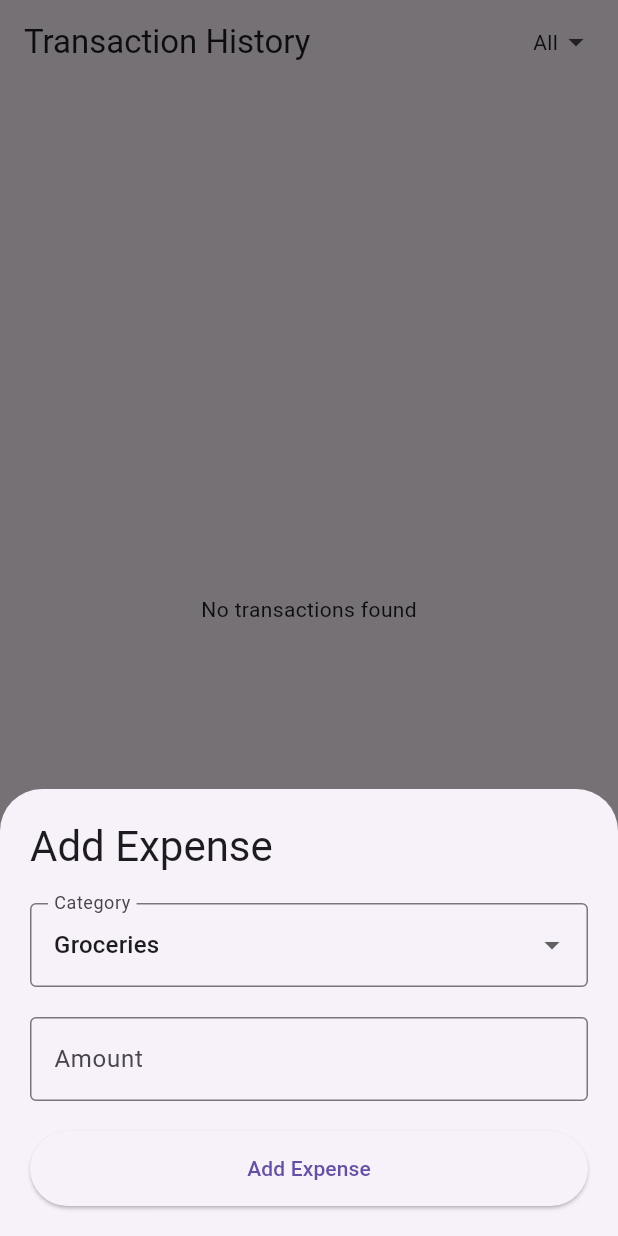
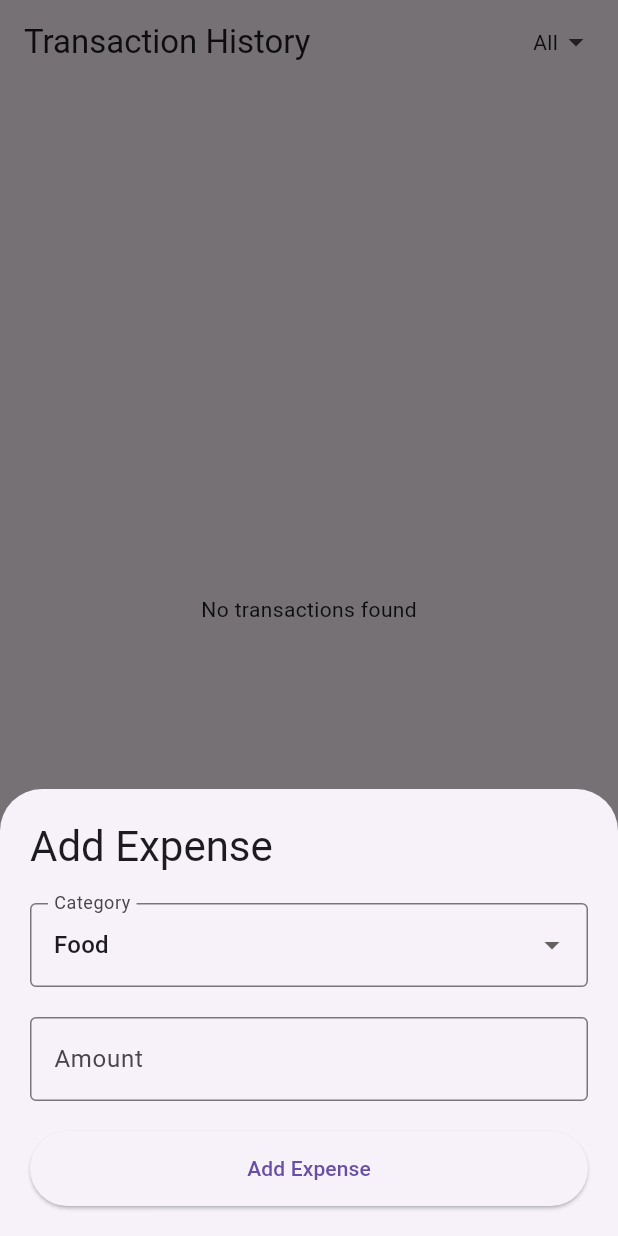
Before and after one commit to gowtham-2oo5/flutter-et, a Flutter app: the MainScreen screen opened directly, item 2 of the bottom bar chosen, after a tap on the "add" icon, on a phone screen of 412 x 824 dp. Run offline on Flutter 3.47's test engine with Material 3 defaults, Android fonts, the phone set to English and light mode, and no system bars; our stand-ins replace fl_chart, shared_preferences; accounts and stored records are empty; network calls fail.

Commit message:
made minor changes

```diff
--- a/expense_tracker/lib/main.dart
+++ b/expense_tracker/lib/main.dart
@@ -92,8 +92,8 @@ class _OnboardingPageState extends State<OnboardingPage> {
                 ? ElevatedButton(
                     onPressed: () {
                       // Navigate to the main app
-                      Navigator.of(context).push(
-                          MaterialPageRoute(builder: (context) => const LoginPage()));
+                      Navigator.of(context).push(MaterialPageRoute(
+                          builder: (context) => const LoginPage()));
                       print("Get Started");
                     },
                     style: ElevatedButton.styleFrom(
--- a/expense_tracker/lib/screens/home_screen.dart
+++ b/expense_tracker/lib/screens/home_screen.dart
@@ -30,19 +30,19 @@ class HomeScreen extends StatelessWidget {
           ),
         ],
       ),
-      body: SingleChildScrollView(
+      body: const SingleChildScrollView(
         child: Padding(
-          padding: const EdgeInsets.all(16),
+          padding: EdgeInsets.all(16),
           child: Column(
             crossAxisAlignment: CrossAxisAlignment.start,
             children: [
-              const TotalExpensesCard(),
-              const SizedBox(height: 24),
+              TotalExpensesCard(),
+              SizedBox(height: 24),
               QuickAddExpense(),
-              const SizedBox(height: 24),
-              const SpendingChart(),
-              const SizedBox(height: 24),
-              const RecentTransactions(),
+              SizedBox(height: 24),
+              SpendingChart(),
+              SizedBox(height: 24),
+              RecentTransactions(),
             ],
           ),
         ),
--- a/expense_tracker/lib/screens/main_screen.dart
+++ b/expense_tracker/lib/screens/main_screen.dart
@@ -1,12 +1,10 @@
 import 'package:flutter/material.dart';
-import 'package:provider/provider.dart';
 import 'home_screen.dart';
 import 'history_screen.dart';
 import 'budget_screen.dart';
 import 'profile_screen.dart';
 import '../widgets/custom_bottom_nav_bar.dart';
 import '../widgets/add_expense_modal.dart';
-import '../notifiers/expense_notifier.dart';
 
 class MainScreen extends StatefulWidget {
   const MainScreen({super.key});
--- a/expense_tracker/lib/screens/signup_screen.dart
+++ b/expense_tracker/lib/screens/signup_screen.dart
@@ -1,7 +1,6 @@
-import 'package:expense_tracker/screens/main_screen.dart';
 import 'package:flutter/material.dart';
-import 'package:expense_tracker/main.dart';
 import 'package:expense_tracker/services/ApiService.dart';
+import 'package:expense_tracker/screens/login_screen.dart';
 
 class SignUpPage extends StatefulWidget {
   const SignUpPage({super.key});
@@ -143,8 +142,8 @@ class _SignUpPageState extends State<SignUpPage> {
                     ),
                     filled: true,
                     fillColor: Colors.grey[100],
-                    contentPadding:
-                        const EdgeInsets.symmetric(horizontal: 16, vertical: 16),
+                    contentPadding: const EdgeInsets.symmetric(
+                        horizontal: 16, vertical: 16),
                   ),
                   items: _currencies.map((String currency) {
                     return DropdownMenuItem<String>(
@@ -242,7 +241,8 @@ class _SignUpPageState extends State<SignUpPage> {
         ),
         filled: true,
         fillColor: Colors.grey[100],
-        contentPadding: const EdgeInsets.symmetric(horizontal: 16, vertical: 16),
+        contentPadding:
+            const EdgeInsets.symmetric(horizontal: 16, vertical: 16),
         suffixIcon: suffixIcon,
       ),
       keyboardType: keyboardType,
@@ -281,7 +281,7 @@ class _SignUpPageState extends State<SignUpPage> {
           );
           // Navigate to the home screen after successful sign-up
           Navigator.of(context).pushReplacement(
-            MaterialPageRoute(builder: (context) => const MainScreen()),
+            MaterialPageRoute(builder: (context) => const LoginPage()),
           );
         } else {
           // Handle error response from the server
--- a/expense_tracker/lib/widgets/add_expense_modal.dart
+++ b/expense_tracker/lib/widgets/add_expense_modal.dart
@@ -2,7 +2,6 @@ import 'package:flutter/material.dart';
 import 'package:provider/provider.dart';
 import '../notifiers/expense_notifier.dart';
 import 'package:shared_preferences/shared_preferences.dart';
-import 'package:intl/intl.dart';
 
 class AddExpenseModal extends StatefulWidget {
   const AddExpenseModal({super.key});
@@ -13,14 +12,15 @@ class AddExpenseModal extends StatefulWidget {
 
 class _AddExpenseModalState extends State<AddExpenseModal> {
   final _formKey = GlobalKey<FormState>();
-  String _category = 'Groceries';
+  String _category = 'Food';
   double _amount = 0;
   final List<String> _categories = [
-    'Groceries',
-    'Transport',
-    'Entertainment',
-    'Dining',
-    'Other'
+    "Food",
+    "Transport",
+    "Dining",
+    "Entertainment",
+    "Shopping",
+    "Others",
   ];
 
   @override
```
